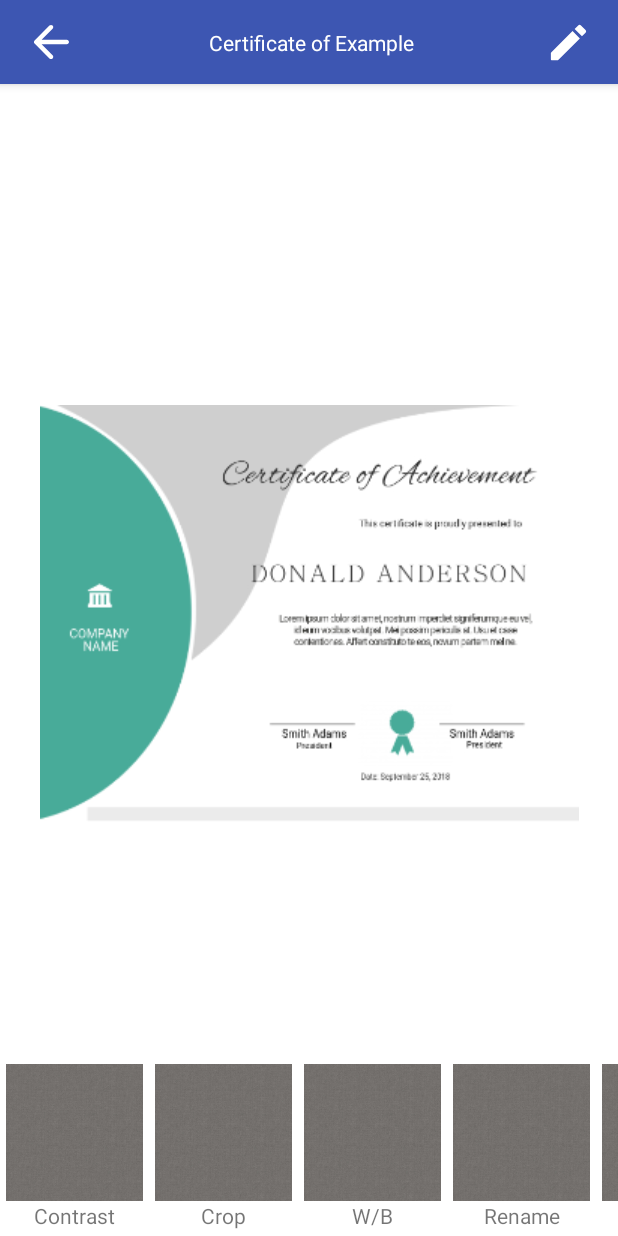
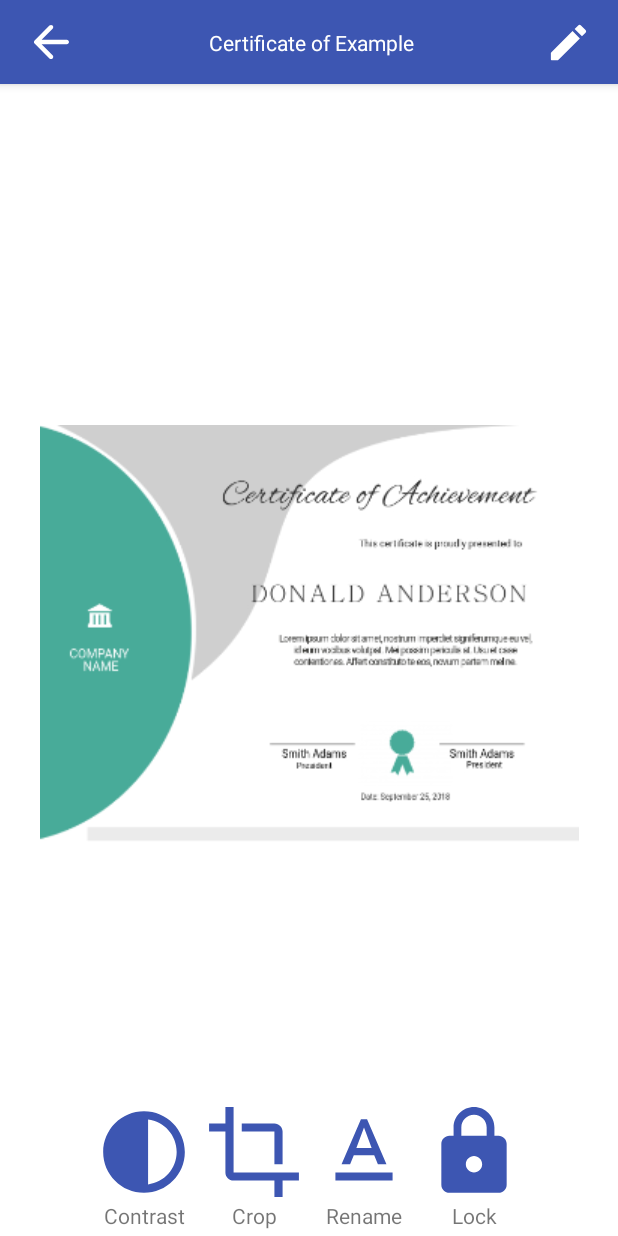
Before and after one commit to TitoRahman/certificatekeeper, an Android app: the CertificateView screen opened directly, with no data from a screen before it, on a phone screen of 412 x 824 dp. Run offline under Robolectric (Android 15) with nearby library versions, the phone set to English and light mode, and no system bars; our stand-ins replace data binding, sdp/ssp sizes.

Commit message:
Added Icon to Option and Removed Some Option

```diff
--- a/app/src/main/java/com/speedwagon/certificatekeeper/CertificateView.kt
+++ b/app/src/main/java/com/speedwagon/certificatekeeper/CertificateView.kt
@@ -3,8 +3,6 @@ package com.speedwagon.certificatekeeper
 import androidx.appcompat.app.AppCompatActivity
 import android.os.Bundle
 import android.widget.ImageView
-import android.widget.Toast
-import androidx.core.view.get
 import androidx.recyclerview.widget.RecyclerView
 
 class CertificateView : AppCompatActivity() {
@@ -12,19 +10,18 @@ class CertificateView : AppCompatActivity() {
         super.onCreate(savedInstanceState)
         setContentView(R.layout.activity_certivicate_view)
 
-        // Back Button
+        // Button Event Listener
         findViewById<ImageView>(R.id.goBack).setOnClickListener { finish() }
-
+        findViewById<ImageView>(R.id.Edit).setOnClickListener{finish()}
         // Tool List
         val toolList = mutableListOf(
-            Option(title = "Contrast"),
-            Option(title = "Crop"),
-            Option(title = "W/B"),
-            Option(title = "Rename"),
-            Option(title = "Protect")
+            Option(toolTitle = "Contrast", toolIcon = R.drawable.ic_contrast),
+            Option(toolTitle = "Crop", toolIcon =  R.drawable.ic_crop),
+            Option(toolTitle = "Rename", toolIcon =  R.drawable.ic_rename),
+            Option(toolTitle = "Lock", toolIcon =  R.drawable.ic_lock)
         )
         val tool = findViewById<RecyclerView>(R.id.rvToolList)
-        val toolAdapter = optionAdapter(toolList)
+        val toolAdapter = OptionAdapter(toolList)
         tool.adapter = toolAdapter
 
     }
--- a/app/src/main/java/com/speedwagon/certificatekeeper/FileAdapter.kt
+++ b/app/src/main/java/com/speedwagon/certificatekeeper/FileAdapter.kt
@@ -49,7 +49,12 @@ class FileAdapter (
 
             } else
             {
-                Toast.makeText(holder.itemView.context, "${selectedFile.name} opened!", Toast.LENGTH_SHORT).show()
+                Toast.makeText(holder.itemView.context, "Opening File", Toast.LENGTH_SHORT).show()
+                val certView = Intent(holder.itemView.context, CertificateView::class.java)
+                val path : String = selectedFile.absolutePath
+                certView.putExtra("path", path)
+                certView.flags = Intent.FLAG_ACTIVITY_NEW_TASK
+                context.startActivity(certView)
             }
         }
 
--- a/app/src/main/java/com/speedwagon/certificatekeeper/FileExplorer.kt
+++ b/app/src/main/java/com/speedwagon/certificatekeeper/FileExplorer.kt
@@ -26,7 +26,6 @@ class FileExplorer : AppCompatActivity() {
         val path : String = intent.getStringExtra("Path").toString()
         val currentPath = File(path)
         val certAndFolderList = currentPath.listFiles()
-        //Toast.makeText(this, "the path is $path", Toast.LENGTH_SHORT).show()
         if (certAndFolderList == null)
         {
             noItemFound.visibility = View.VISIBLE
--- a/app/src/main/java/com/speedwagon/certificatekeeper/Option.kt
+++ b/app/src/main/java/com/speedwagon/certificatekeeper/Option.kt
@@ -1,7 +1,6 @@
 package com.speedwagon.certificatekeeper
 
-import android.widget.ImageView
-
 data class Option (
-    val title : String
+    val toolTitle : String,
+    val toolIcon : Int
     )
--- a/app/src/main/java/com/speedwagon/certificatekeeper/optionAdapter.kt
+++ b/app/src/main/java/com/speedwagon/certificatekeeper/OptionAdapter.kt
@@ -5,9 +5,9 @@ import android.view.ViewGroup
 import androidx.recyclerview.widget.RecyclerView
 import com.speedwagon.certificatekeeper.databinding.OptionItemBinding
 
-class optionAdapter (
+class OptionAdapter (
     var optionList : List<Option>
-    ) : RecyclerView.Adapter<optionAdapter.CVHolder>() {
+    ) : RecyclerView.Adapter<OptionAdapter.CVHolder>() {
     inner class CVHolder(val binding: OptionItemBinding) : RecyclerView.ViewHolder(binding.root)
 
     override fun onCreateViewHolder(parent: ViewGroup, viewType: Int): CVHolder {
@@ -22,7 +22,8 @@ class optionAdapter (
 
     override fun onBindViewHolder(holder: CVHolder, position: Int) {
         holder.binding.apply {
-            itemTitle.text = optionList[position].title
+            itemTitle.text = optionList[position].toolTitle
+            itemImage.setImageResource(optionList[position].toolIcon)
         }
     }
 
--- /dev/null
+++ b/app/src/main/res/drawable/ic_contrast.xml
@@ -0,0 +1,10 @@
+<vector xmlns:android="http://schemas.android.com/apk/res/android"
+    android:width="24dp"
+    android:height="24dp"
+    android:viewportWidth="24"
+    android:viewportHeight="24"
+    android:tint="?attr/colorControlNormal">
+  <path
+      android:fillColor="@android:color/white"
+      android:pathData="M12,22c5.52,0 10,-4.48 10,-10S17.52,2 12,2S2,6.48 2,12S6.48,22 12,22zM13,4.07c3.94,0.49 7,3.85 7,7.93s-3.05,7.44 -7,7.93V4.07z"/>
+</vector>
--- /dev/null
+++ b/app/src/main/res/drawable/ic_crop.xml
@@ -0,0 +1,10 @@
+<vector xmlns:android="http://schemas.android.com/apk/res/android"
+    android:width="24dp"
+    android:height="24dp"
+    android:viewportWidth="24"
+    android:viewportHeight="24"
+    android:tint="?attr/colorControlNormal">
+  <path
+      android:fillColor="@android:color/white"
+      android:pathData="M17,15h2V7c0,-1.1 -0.9,-2 -2,-2H9v2h8v8zM7,17V1H5v4H1v2h4v10c0,1.1 0.9,2 2,2h10v4h2v-4h4v-2H7z"/>
+</vector>
--- /dev/null
+++ b/app/src/main/res/drawable/ic_lock.xml
@@ -0,0 +1,10 @@
+<vector xmlns:android="http://schemas.android.com/apk/res/android"
+    android:width="24dp"
+    android:height="24dp"
+    android:viewportWidth="24"
+    android:viewportHeight="24"
+    android:tint="?attr/colorControlNormal">
+  <path
+      android:fillColor="@android:color/white"
+      android:pathData="M18,8h-1L17,6c0,-2.76 -2.24,-5 -5,-5S7,3.24 7,6v2L6,8c-1.1,0 -2,0.9 -2,2v10c0,1.1 0.9,2 2,2h12c1.1,0 2,-0.9 2,-2L20,10c0,-1.1 -0.9,-2 -2,-2zM12,17c-1.1,0 -2,-0.9 -2,-2s0.9,-2 2,-2 2,0.9 2,2 -0.9,2 -2,2zM15.1,8L8.9,8L8.9,6c0,-1.71 1.39,-3.1 3.1,-3.1 1.71,0 3.1,1.39 3.1,3.1v2z"/>
+</vector>
--- /dev/null
+++ b/app/src/main/res/drawable/ic_rename.xml
@@ -0,0 +1,10 @@
+<vector xmlns:android="http://schemas.android.com/apk/res/android"
+    android:width="24dp"
+    android:height="24dp"
+    android:viewportWidth="24"
+    android:viewportHeight="24"
+    android:tint="?attr/colorControlNormal">
+  <path
+      android:fillColor="@android:color/white"
+      android:pathData="M5,17v2h14v-2L5,17zM9.5,12.8h5l0.9,2.2h2.1L12.75,4h-1.5L6.5,15h2.1l0.9,-2.2zM12,5.98L13.87,11h-3.74L12,5.98z"/>
+</vector>
--- a/app/src/main/res/layout/activity_certivicate_view.xml
+++ b/app/src/main/res/layout/activity_certivicate_view.xml
@@ -100,6 +100,7 @@
             app:layout_constraintBottom_toBottomOf="parent"
             app:layout_constraintEnd_toEndOf="parent"
             app:layout_constraintStart_toStartOf="parent"
-            tools:listitem="@layout/option_item" />
+            tools:listitem="@layout/option_item"/>
+
     </androidx.constraintlayout.widget.ConstraintLayout>
 </layout>
--- a/app/src/main/res/layout/cert_and_folder.xml
+++ b/app/src/main/res/layout/cert_and_folder.xml
@@ -12,7 +12,8 @@
         android:layout_height="36dp"
         app:layout_constraintStart_toStartOf="parent"
         app:layout_constraintTop_toTopOf="parent"
-        tools:src="@drawable/ic_folder" />
+        tools:src="@drawable/ic_folder"
+        app:tint="@color/Blue_1" />
 
     <TextView
         android:id="@+id/folderTitle"
@@ -20,5 +21,7 @@
         android:layout_height="wrap_content"
         android:layout_toEndOf="@id/fileIV"
         android:padding="5dp"
-        android:text="Document"/>
+        android:text="Document"
+        android:textColor="@color/black"
+        android:textFontWeight="800" />
 </RelativeLayout>
--- a/app/src/main/res/layout/option_item.xml
+++ b/app/src/main/res/layout/option_item.xml
@@ -16,14 +16,16 @@
 
         <ImageView
             android:id="@+id/itemImage"
-            android:layout_width="@dimen/_70sdp"
-            android:layout_height="@dimen/_70sdp"
+            android:layout_width="@dimen/_50sdp"
+            android:layout_height="@dimen/_50sdp"
             android:contentDescription="@string/tools_placeholder"
             app:layout_constraintEnd_toEndOf="parent"
             app:layout_constraintStart_toStartOf="parent"
             app:layout_constraintTop_toTopOf="parent"
             app:srcCompat="@drawable/filter_item_placeholder"
-            tools:ignore="ImageContrastCheck" />
+            tools:ignore="ImageContrastCheck"
+            app:tint="@color/Blue_1" />
+
 
         <TextView
             android:id="@+id/itemTitle"
```
